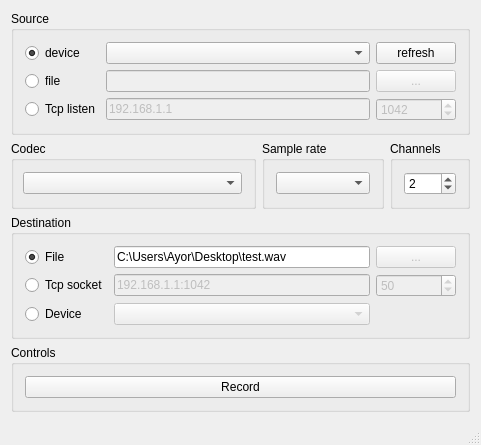
Above: mainwindow.ui from Chr0nos/audio-transfer before the change. Below: the same form after it.
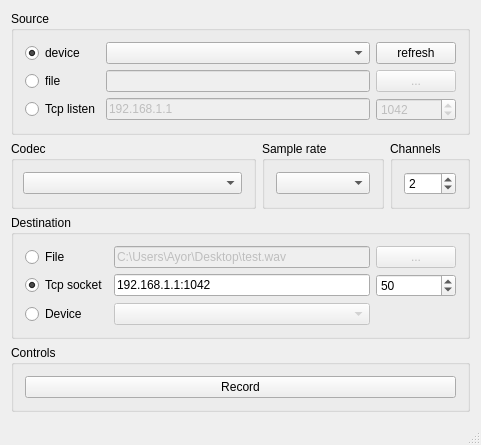
That is the form after the change.

The edit to the form file:
```diff
--- a/mainwindow.ui
+++ b/mainwindow.ui
@@ -179,7 +179,7 @@
        <item row="1" column="1">
         <widget class="QLineEdit" name="destinationTcpSocket">
          <property name="enabled">
-          <bool>false</bool>
+          <bool>true</bool>
          </property>
          <property name="text">
           <string>192.168.1.1:1042</string>
@@ -188,6 +188,9 @@
        </item>
        <item row="0" column="1">
         <widget class="QLineEdit" name="destinationFilePath">
+         <property name="enabled">
+          <bool>false</bool>
+         </property>
          <property name="text">
           <string>C:\Users\Ayor\Desktop\test.wav</string>
          </property>
@@ -198,9 +201,6 @@
          <property name="text">
           <string>File</string>
          </property>
-         <property name="checked">
-          <bool>true</bool>
-         </property>
         </widget>
        </item>
        <item row="1" column="0">
@@ -208,6 +208,9 @@
          <property name="text">
           <string>Tcp socket</string>
          </property>
+         <property name="checked">
+          <bool>true</bool>
+         </property>
         </widget>
        </item>
        <item row="2" column="0">
@@ -227,7 +230,7 @@
        <item row="1" column="2">
         <widget class="QSpinBox" name="destinationTcpBufferDuration">
          <property name="enabled">
-          <bool>false</bool>
+          <bool>true</bool>
          </property>
          <property name="toolTip">
           <string>tcp buffer duration in ms</string>
```
